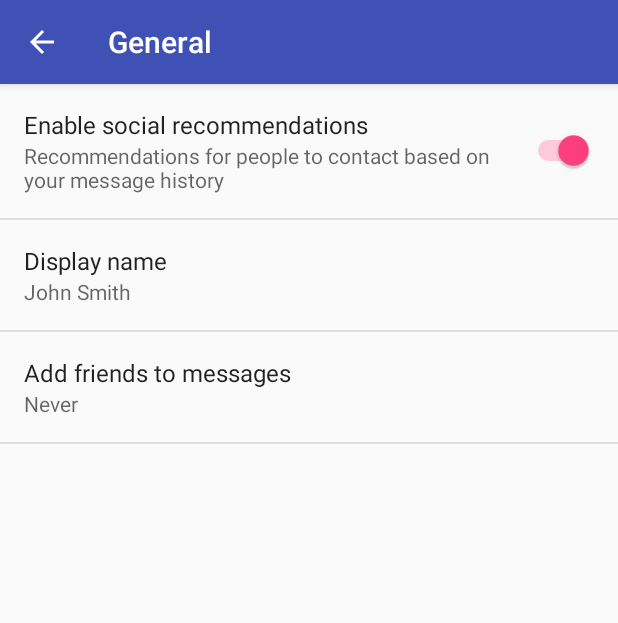
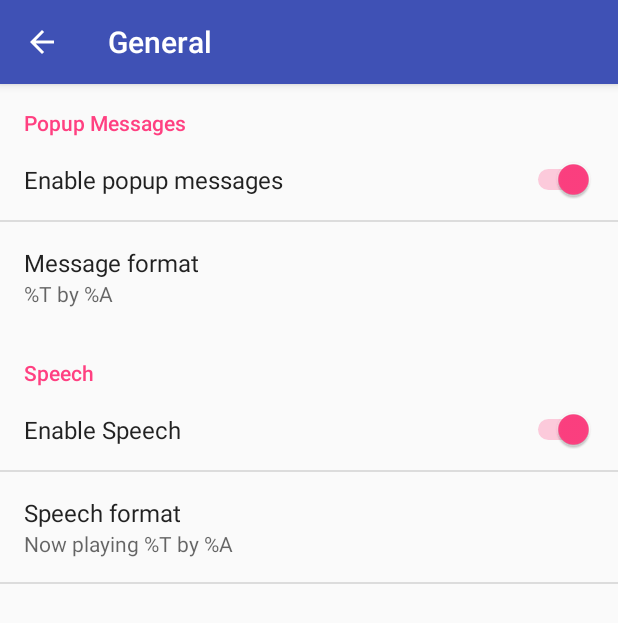
Before and after one commit to oco2000/android-song-announcer, an Android app: the screen it shows after launch (SettingsActivity), after a tap on "General", on a phone screen of 412 x 824 dp. Shown: the top 623 px of the screen. Run offline under Robolectric (Android 15) with nearby library versions, the phone set to English and light mode, and no system bars.

Commit message:
Basic settings

```diff
--- a/app/src/main/java/org/oco/songannouncer/SettingsActivity.java
+++ b/app/src/main/java/org/oco/songannouncer/SettingsActivity.java
@@ -177,8 +177,8 @@ public class SettingsActivity extends AppCompatPreferenceActivity {
             // to their values. When their values change, their summaries are
             // updated to reflect the new value, per the Android Design
             // guidelines.
-            bindPreferenceSummaryToValue(findPreference("example_text"));
-            bindPreferenceSummaryToValue(findPreference("example_list"));
+            bindPreferenceSummaryToValue(findPreference("message_format"));
+            bindPreferenceSummaryToValue(findPreference("speech_format"));
         }
 
         @Override
--- a/app/src/main/res/values/strings.xml
+++ b/app/src/main/res/values/strings.xml
@@ -6,13 +6,21 @@
     <!-- Example General settings -->
     <string name="pref_header_general">General</string>
 
-    <string name="pref_title_social_recommendations">Enable social recommendations</string>
-    <string name="pref_description_social_recommendations">Recommendations for people to contact
-        based on your message history
-    </string>
+    <string name="pref_messages_title">Popup Messages</string>
 
-    <string name="pref_title_display_name">Display name</string>
-    <string name="pref_default_display_name">John Smith</string>
+    <string name="pref_title_enable_messages">Enable popup messages</string>
+
+    <string name="pref_title_message_format">Message format</string>
+    <string name="pref_default_message_format">%T by %A</string>
+
+    <string name="pref_speech_title">Speech</string>
+
+    <string name="pref_title_enable_speech">Enable Speech</string>
+
+    <string name="pref_title_speech_format">Speech format</string>
+    <string name="pref_default_speech_format">Now playing %T by %A</string>
+
+
 
     <string name="pref_title_add_friends_to_messages">Add friends to messages</string>
     <string-array name="pref_example_list_titles">
--- a/app/src/main/res/xml/pref_general.xml
+++ b/app/src/main/res/xml/pref_general.xml
@@ -1,26 +1,27 @@
 <PreferenceScreen xmlns:android="http://schemas.android.com/apk/res/android">
-
+    <PreferenceCategory
+        android:title="@string/pref_messages_title"
+        android:key="pref_messages">
         <SwitchPreference
             android:defaultValue="true"
-        android:key="example_switch"
-        android:summary="@string/pref_description_social_recommendations"
-        android:title="@string/pref_title_social_recommendations" />
+            android:key="enable_messages"
+            android:title="@string/pref_title_enable_messages" />
 
         <!-- NOTE: EditTextPreference accepts EditText attributes. -->
         <!-- NOTE: EditTextPreference's summary should be set to its value by the activity code. -->
         <EditTextPreference
-        android:capitalize="words"
-        android:defaultValue="@string/pref_default_display_name"
-        android:inputType="textCapWords"
-        android:key="example_text"
+            android:dependency="enable_messages"
+            android:defaultValue="@string/pref_default_message_format"
+            android:key="message_format"
             android:maxLines="1"
             android:selectAllOnFocus="true"
             android:singleLine="true"
-        android:title="@string/pref_title_display_name" />
+            android:title="@string/pref_title_message_format" />
 
         <!-- NOTE: Hide buttons to simplify the UI. Users can touch outside the dialog to
              dismiss it. -->
         <!-- NOTE: ListPreference's summary should be set to its value by the activity code. -->
+<!--
         <ListPreference
             android:defaultValue="-1"
             android:entries="@array/pref_example_list_titles"
@@ -29,5 +30,28 @@
             android:negativeButtonText="@null"
             android:positiveButtonText="@null"
             android:title="@string/pref_title_add_friends_to_messages" />
+-->
+    </PreferenceCategory>
+
+    <PreferenceCategory
+        android:title="@string/pref_speech_title"
+        android:key="pref_speech">
+        <SwitchPreference
+            android:defaultValue="true"
+            android:key="enable_speech"
+            android:title="@string/pref_title_enable_speech" />
+
+        <!-- NOTE: EditTextPreference accepts EditText attributes. -->
+        <!-- NOTE: EditTextPreference's summary should be set to its value by the activity code. -->
+        <EditTextPreference
+            android:dependency="enable_speech"
+            android:defaultValue="@string/pref_default_speech_format"
+            android:key="speech_format"
+            android:maxLines="1"
+            android:selectAllOnFocus="true"
+            android:singleLine="true"
+            android:title="@string/pref_title_speech_format" />
+
+    </PreferenceCategory>
 
 </PreferenceScreen>
--- a/app/src/main/res/xml/pref_headers.xml
+++ b/app/src/main/res/xml/pref_headers.xml
@@ -7,6 +7,7 @@
         android:icon="@drawable/ic_info_black_24dp"
         android:title="@string/pref_header_general" />
 
+<!--
     <header
         android:fragment="org.oco.songannouncer.SettingsActivity$NotificationPreferenceFragment"
         android:icon="@drawable/ic_notifications_black_24dp"
@@ -16,5 +17,6 @@
         android:fragment="org.oco.songannouncer.SettingsActivity$DataSyncPreferenceFragment"
         android:icon="@drawable/ic_sync_black_24dp"
         android:title="@string/pref_header_data_sync" />
+-->
 
 </preference-headers>
```
Also changed, not shown: app/src/main/java/org/oco/songannouncer/models/Track.java (+11 -71 lines), app/src/main/java/org/oco/songannouncer/service/SongAnnouncerService.java (+8 -3 lines), app/src/main/java/org/oco/songannouncer/util/Settings.java (added, +44 -0 lines). Lines whose indentation alone changed are shown as unchanged.
